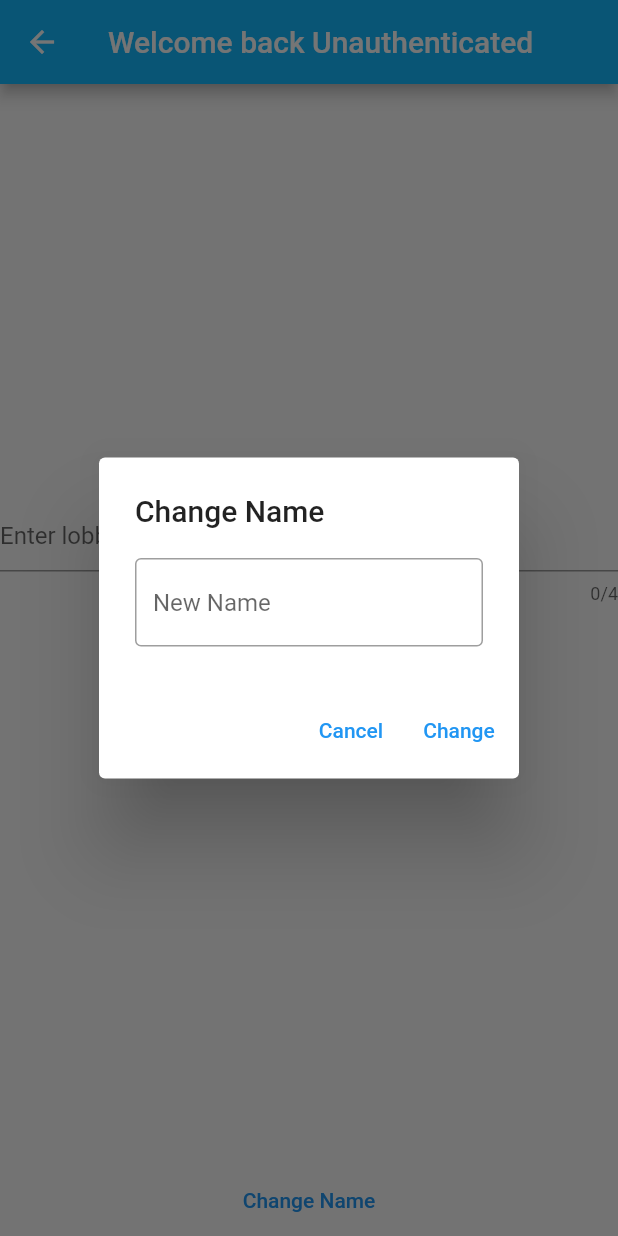
After one commit to jcasanoval/CardsParty-Front, a Flutter app: the FindLobbyView screen opened directly, after a tap on "Change Name", on a phone screen of 412 x 824 dp. The commit adds this screen. Run offline on Flutter 3.47's test engine with Material 2 defaults, Android fonts, the phone set to English and light mode, and no system bars; our stand-ins replace auto_route, bloc, cloud_firestore, firebase_core, firebase_database, flutter_bloc and 1 more; missing offline and left inert: flutter_guid; accounts and stored records are empty; generated files the repository leaves out were written again.

Commit message:
Add button for changing name

```diff
--- a/lib/find_lobby/view/find_lobby_screen.dart
+++ b/lib/find_lobby/view/find_lobby_screen.dart
@@ -33,9 +33,12 @@
         child: Column(
           mainAxisAlignment: MainAxisAlignment.center,
           children: [
+            const Spacer(),
             LobbyCodeTextField(controller: _controller),
             FindLobbyButton(controller: _controller),
             const CreateLobbyButton(),
+            const Spacer(),
+            const ChangeNameButton(),
           ],
         ),
       ),
--- /dev/null
+++ b/lib/find_lobby/widget/change_name_button.dart
@@ -0,0 +1,62 @@
+import 'package:cards_party/app/app.dart';
+import 'package:flutter/material.dart';
+import 'package:flutter_bloc/flutter_bloc.dart';
+
+class ChangeNameButton extends StatelessWidget {
+  const ChangeNameButton({
+    super.key,
+  });
+
+  @override
+  Widget build(BuildContext context) {
+    return TextButton(
+      child: const Text('Change Name'),
+      onPressed: () async {
+        final newName = await showDialog<String?>(
+            context: context, builder: (_) => _ChangeNameDialog());
+        if (newName is String) {
+          context.read<AuthCubit>().changeName(newName);
+        }
+      },
+    );
+  }
+}
+
+// ignore: must_be_immutable
+class _ChangeNameDialog extends StatelessWidget {
+  _ChangeNameDialog();
+
+  TextEditingController _controller = TextEditingController();
+
+  @override
+  Widget build(BuildContext context) {
+    return AlertDialog(
+      title: const Text('Change Name'),
+      actions: [
+        TextButton(
+          child: const Text('Cancel'),
+          onPressed: () => Navigator.of(context).pop(),
+        ),
+        TextButton(
+          child: const Text('Change'),
+          onPressed: () => Navigator.of(context).pop(
+            _controller.text.trim().isNotEmpty ? _controller.text.trim() : null,
+          ),
+        ),
+      ],
+      content: Container(
+        decoration: const BoxDecoration(
+          borderRadius: BorderRadius.all(Radius.circular(10)),
+          color: Colors.white,
+        ),
+        child: TextField(
+          controller: _controller,
+          decoration: const InputDecoration(
+            hintText: 'New Name',
+            border: OutlineInputBorder(),
+          ),
+        ),
+      ),
+    );
+  }
+}
--- a/lib/find_lobby/widget/widget.dart
+++ b/lib/find_lobby/widget/widget.dart
@@ -1,3 +1,4 @@
+export 'change_name_button.dart';
 export 'create_lobby_button.dart';
 export 'find_lobby_button.dart';
 export 'lobby_code_text_field.dart';
```
